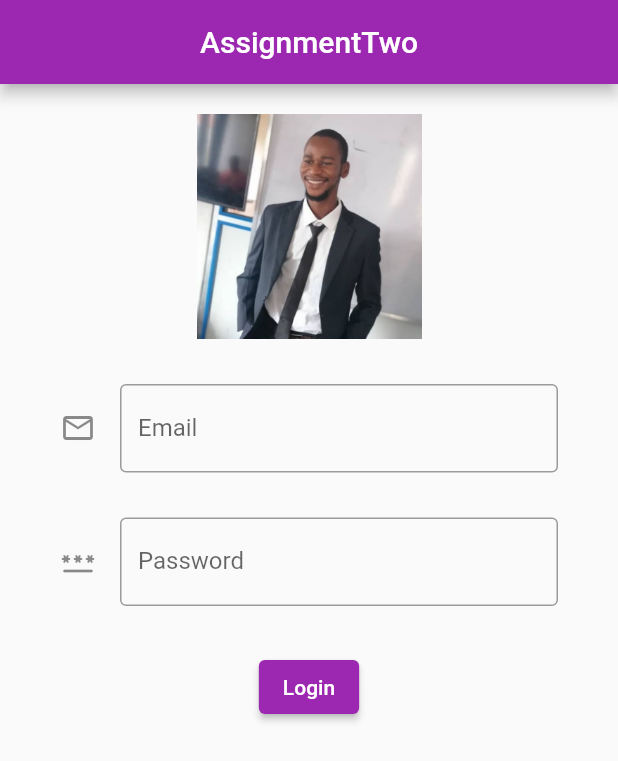
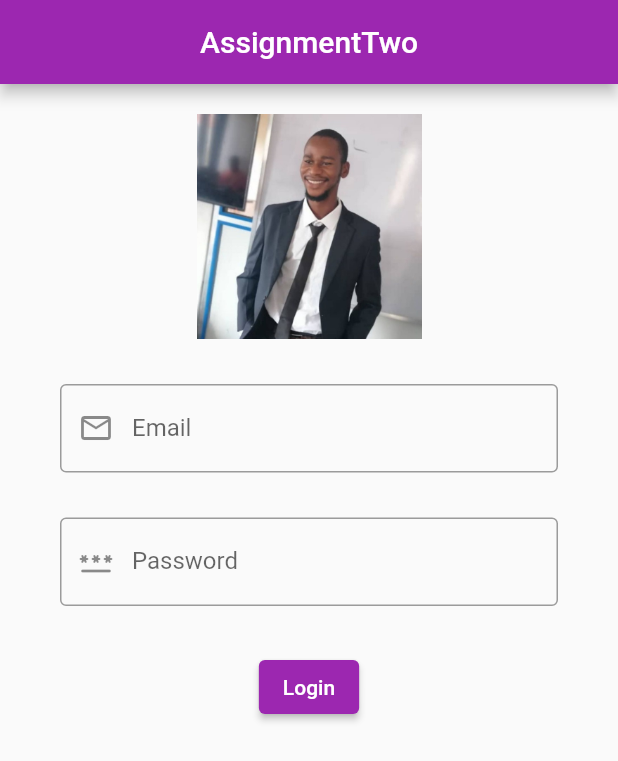
Before and after one commit to Akinyeleib/Pedek, a Flutter app: the screen it shows after launch, on a phone screen of 412 x 824 dp. Shown: the top 761 px of the screen. Run offline on Flutter 3.47's test engine with Material 2 defaults, Android fonts, the phone set to English and light mode, and no system bars.

Commit message:
prefix-icon added

```diff
--- a/assignments/lib/helper.dart
+++ b/assignments/lib/helper.dart
@@ -13,7 +13,7 @@ class MyTextField extends StatelessWidget {
       controller: control,
       textAlign: TextAlign.center,
       decoration: InputDecoration(
-          icon: Icon(Icons.email_outlined),
+          prefixIcon: Icon(Icons.email_outlined),
           border: OutlineInputBorder(),
           labelText: hint,
           hintText: hint),
@@ -34,7 +34,7 @@ class MyPasswordField extends StatelessWidget {
       obscuringCharacter: "*",
       textAlign: TextAlign.center,
       decoration: InputDecoration(
-        icon: Icon(Icons.password_rounded),
+        prefixIcon: Icon(Icons.password_rounded),
         border: OutlineInputBorder(),
         labelText: hint,
         hintText: hint,
```
